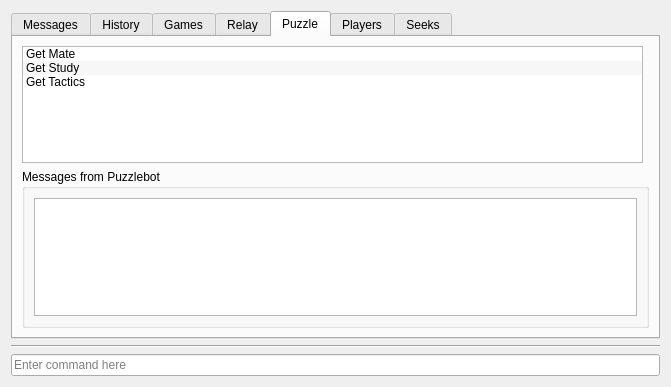
madnight/chessx, file src/gui/ficsconsole.ui: the form before one commit.
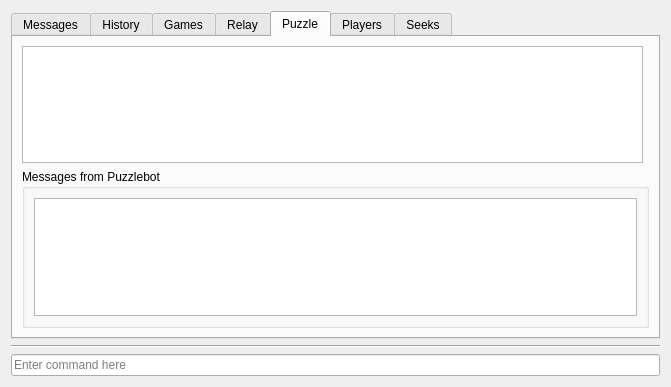
The form after the commit. The open tabs and pages were chosen to show the change. Icons and pictures are not drawn.

Commit message: Fix localization issue with Puzzles

Diff of the .ui file:
```diff
--- a/src/gui/ficsconsole.ui
+++ b/src/gui/ficsconsole.ui
@@ -218,21 +218,6 @@
            <property name="alternatingRowColors">
             <bool>true</bool>
            </property>
-           <item>
-            <property name="text">
-             <string>Get Mate</string>
-            </property>
-           </item>
-           <item>
-            <property name="text">
-             <string>Get Study</string>
-            </property>
-           </item>
-           <item>
-            <property name="text">
-             <string>Get Tactics</string>
-            </property>
-           </item>
           </widget>
          </item>
          <item>
```
Left out of the diff: 2 changed lines with no effect on the pictures. The commit also changes 2 other files.
